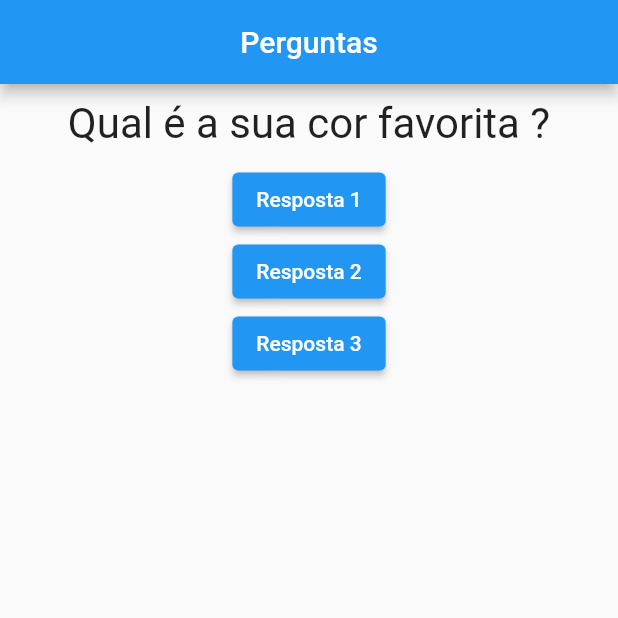
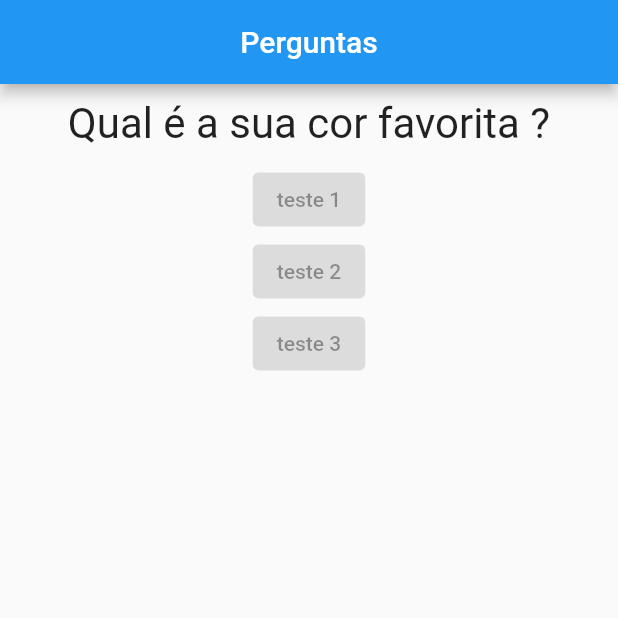
Before and after one commit to 9reis/quiz__flutter, a Flutter app: the screen it shows after launch, on a phone screen of 412 x 824 dp, the top half of it. Run offline on Flutter 3.47's test engine with Material 2 defaults, Android fonts, the phone set to English and light mode, and no system bars.

Commit message:
Desafio Novo Widget - Resposta

```diff
--- a/lib/main.dart
+++ b/lib/main.dart
@@ -1,5 +1,6 @@
 import 'package:flutter/material.dart';
 import 'package:quiz__flutter/questao.dart';
+import 'package:quiz__flutter/resposta.dart';
 
 main() => runApp(PerguntaApp());
 
@@ -29,18 +30,9 @@ class _PerguntaAppState extends State<PerguntaApp> {
         body: Column(
           children: [
             Questao(perguntas[_perguntaSelecionada]),
-            ElevatedButton(
-              child: Text('Resposta 1'),
-              onPressed: _responder,
-            ),
-            ElevatedButton(
-              child: Text('Resposta 2'),
-              onPressed: _responder,
-            ),
-            ElevatedButton(
-              child: Text('Resposta 3'),
-              onPressed: _responder,
-            ),
+            const Resposta('teste 1'),
+            const Resposta('teste 2'),
+            const Resposta('teste 3'),
           ],
         ),
       ),
@@ -51,6 +43,5 @@ class _PerguntaAppState extends State<PerguntaApp> {
     setState(() {
       _perguntaSelecionada++;
     });
-    print('Resposta 1 sendo selecionada');
   }
 }
--- /dev/null
+++ b/lib/resposta.dart
@@ -0,0 +1,19 @@
+import 'package:flutter/material.dart';
+import 'package:flutter/src/widgets/framework.dart';
+import 'package:flutter/src/widgets/placeholder.dart';
+
+class Resposta extends StatelessWidget {
+  const Resposta(this.texto);
+
+  final String texto;
+
+  @override
+  Widget build(BuildContext context) {
+    return Container(
+      child: ElevatedButton(
+        child: Text(texto),
+        onPressed: null,
+      ),
+    );
+  }
+}
```
